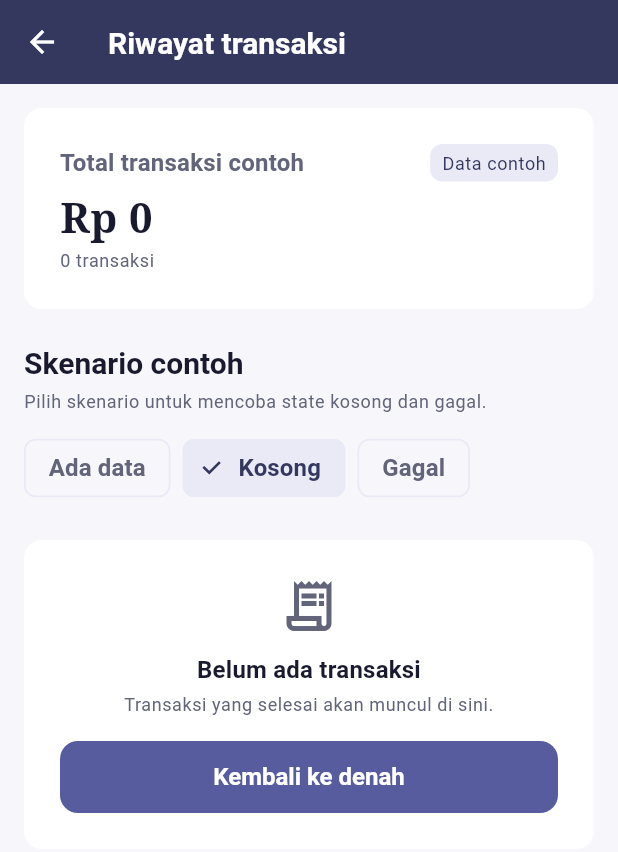
After one commit to ZeaLIsHere/ryangunshop, a Flutter app: the ReportsScreen screen opened by its route, after a tap on "Kosong", on a phone screen of 412 x 824 dp. The commit adds this screen. Shown: the top 852 px of the screen. Run offline on Flutter 3.47's test engine with Material 3 defaults, Android fonts, the phone set to English and light mode, and no system bars.

Commit message:
Tambah layar riwayat dan laporan transaksi
Menyediakan state memuat, kosong, dan gagal yang dapat dicoba.

```diff
--- a/mobile/lib/app/routing/app_router.dart
+++ b/mobile/lib/app/routing/app_router.dart
@@ -4,6 +4,7 @@ import '../../core/theme/app_colors.dart';
 import '../../core/theme/app_spacing.dart';
 import '../../core/widgets/primary_action.dart';
 import '../../features/onboarding/view/onboarding_screen.dart';
+import '../../features/reports/view/reports_screen.dart';
 import '../shell/app_shell.dart';
 import '../splash/splash_screen.dart';
 
@@ -21,6 +22,9 @@ abstract final class AppRoutes {
 
   /// Kerangka utama berisi navigasi bawah.
   static const String shell = '/utama';
+
+  /// Riwayat dan laporan transaksi.
+  static const String reports = '/riwayat';
 }
 
 /// Pembuat rute aplikasi.
@@ -37,6 +41,8 @@ abstract final class AppRouter {
         return const OnboardingScreen();
       case AppRoutes.shell:
         return const AppShell();
+      case AppRoutes.reports:
+        return const ReportsScreen();
       default:
         return _UnknownRouteView(routeName: name);
     }
--- a/mobile/lib/app/shell/app_shell.dart
+++ b/mobile/lib/app/shell/app_shell.dart
@@ -5,6 +5,7 @@ import '../../core/widgets/ryan_app_logo.dart';
 import '../../features/dashboard/model/dashboard_shortcut.dart';
 import '../../features/dashboard/view/dashboard_screen.dart';
 import '../../features/settings/view/settings_screen.dart';
+import '../routing/app_router.dart';
 import 'shell_destination.dart';
 import 'shell_placeholder_view.dart';
 
@@ -27,17 +28,15 @@ class _AppShellState extends State<AppShell> {
   }
 
   void _selectShortcut(DashboardShortcut shortcut) {
-    _selectDestination(_destinationFor(shortcut).index);
-  }
-
-  ShellDestination _destinationFor(DashboardShortcut shortcut) {
     switch (shortcut) {
+      case DashboardShortcut.reports:
+        Navigator.of(context).pushNamed(AppRoutes.reports);
       case DashboardShortcut.catalog:
-        return ShellDestination.catalog;
+        _selectDestination(ShellDestination.catalog.index);
       case DashboardShortcut.cashier:
-        return ShellDestination.cashier;
+        _selectDestination(ShellDestination.cashier.index);
       case DashboardShortcut.settings:
-        return ShellDestination.settings;
+        _selectDestination(ShellDestination.settings.index);
     }
   }
 
--- a/mobile/lib/features/dashboard/model/dashboard_shortcut.dart
+++ b/mobile/lib/features/dashboard/model/dashboard_shortcut.dart
@@ -15,6 +15,11 @@ enum DashboardShortcut {
     description: 'Periksa barang lalu bayar',
     icon: Icons.point_of_sale_outlined,
   ),
+  reports(
+    label: 'Riwayat transaksi',
+    description: 'Lihat transaksi yang sudah selesai',
+    icon: Icons.receipt_long_outlined,
+  ),
   settings(
     label: 'Pengaturan',
     description: 'Peran pengguna dan info warung',
--- /dev/null
+++ b/mobile/lib/features/reports/model/report_payment_method.dart
@@ -0,0 +1,11 @@
+/// Metode pembayaran pada riwayat contoh.
+///
+/// Digantikan model bersama milik fitur pembayaran setelah fitur itu tersedia.
+enum ReportPaymentMethod {
+  cash(label: 'Tunai'),
+  qris(label: 'QRIS');
+
+  const ReportPaymentMethod({required this.label});
+
+  final String label;
+}
--- /dev/null
+++ b/mobile/lib/features/reports/model/report_scenario.dart
@@ -0,0 +1,12 @@
+/// Skenario contoh pada layar riwayat.
+///
+/// Dipakai agar state kosong dan state gagal dapat dicoba tanpa layanan nyata.
+enum ReportScenario {
+  withData(label: 'Ada data'),
+  empty(label: 'Kosong'),
+  failure(label: 'Gagal');
+
+  const ReportScenario({required this.label});
+
+  final String label;
+}
--- /dev/null
+++ b/mobile/lib/features/reports/model/transaction_record.dart
@@ -0,0 +1,25 @@
+import 'report_payment_method.dart';
+
+/// Satu transaksi pada riwayat dan laporan.
+class TransactionRecord {
+  const TransactionRecord({
+    required this.id,
+    required this.timeLabel,
+    required this.itemCount,
+    required this.total,
+    required this.paymentMethod,
+  });
+
+  final String id;
+
+  /// Label waktu untuk ditampilkan; diganti waktu transaksi sebenarnya saat
+  /// lapisan data tersedia.
+  final String timeLabel;
+
+  final int itemCount;
+
+  /// Total dalam rupiah bulat.
+  final int total;
+
+  final ReportPaymentMethod paymentMethod;
+}
--- /dev/null
+++ b/mobile/lib/features/reports/sample/reports_sample.dart
@@ -0,0 +1,49 @@
+import '../model/report_payment_method.dart';
+import '../model/transaction_record.dart';
+
+/// Riwayat transaksi contoh beserta teks layarnya.
+abstract final class ReportsSample {
+  static const String summaryTitle = 'Total transaksi contoh';
+  static const String scenarioTitle = 'Skenario contoh';
+  static const String scenarioNote =
+      'Pilih skenario untuk mencoba state kosong dan gagal.';
+
+  static const String loadingLabel = 'Memuat riwayat contoh';
+  static const String emptyTitle = 'Belum ada transaksi';
+  static const String emptyDescription =
+      'Transaksi yang selesai akan muncul di sini.';
+  static const String errorTitle = 'Riwayat contoh gagal dimuat';
+  static const String errorDescription =
+      'Ini skenario contoh, bukan kegagalan layanan nyata.';
+
+  static const List<TransactionRecord> records = <TransactionRecord>[
+    TransactionRecord(
+      id: 'TRX-0001',
+      timeLabel: '09.14',
+      itemCount: 3,
+      total: 27500,
+      paymentMethod: ReportPaymentMethod.cash,
+    ),
+    TransactionRecord(
+      id: 'TRX-0002',
+      timeLabel: '10.02',
+      itemCount: 1,
+      total: 6000,
+      paymentMethod: ReportPaymentMethod.qris,
+    ),
+    TransactionRecord(
+      id: 'TRX-0003',
+      timeLabel: '11.48',
+      itemCount: 5,
+      total: 123000,
+      paymentMethod: ReportPaymentMethod.qris,
+    ),
+    TransactionRecord(
+      id: 'TRX-0004',
+      timeLabel: '13.20',
+      itemCount: 2,
+      total: 18500,
+      paymentMethod: ReportPaymentMethod.cash,
+    ),
+  ];
+}
--- /dev/null
+++ b/mobile/lib/features/reports/view/reports_screen.dart
@@ -0,0 +1,268 @@
+import 'package:flutter/material.dart';
+
+import '../../../core/format/rupiah.dart';
+import '../../../core/theme/app_colors.dart';
+import '../../../core/theme/app_spacing.dart';
+import '../../../core/theme/app_typography.dart';
+import '../../../core/widgets/app_card.dart';
+import '../../../core/widgets/brand_spinner.dart';
+import '../../../core/widgets/primary_action.dart';
+import '../../../core/widgets/sample_badge.dart';
+import '../model/report_scenario.dart';
+import '../model/transaction_record.dart';
+import '../sample/reports_sample.dart';
+import '../view_model/reports_view_model.dart';
+
+/// Layar riwayat dan laporan transaksi.
+///
+/// Memakai data contoh, tetapi menyediakan state memuat, kosong, dan gagal yang
+/// benar-benar dapat dicoba lewat pemilih skenario.
+class ReportsScreen extends StatefulWidget {
+  const ReportsScreen({super.key});
+
+  @override
+  State<ReportsScreen> createState() => _ReportsScreenState();
+}
+
+class _ReportsScreenState extends State<ReportsScreen> {
+  final ReportsViewModel _viewModel = ReportsViewModel();
+
+  @override
+  void initState() {
+    super.initState();
+    _viewModel.load();
+  }
+
+  @override
+  void dispose() {
+    _viewModel.dispose();
+    super.dispose();
+  }
+
+  @override
+  Widget build(BuildContext context) {
+    return Scaffold(
+      appBar: AppBar(title: const Text('Riwayat transaksi')),
+      body: SafeArea(
+        child: ListenableBuilder(
+          listenable: _viewModel,
+          builder: (context, _) => SingleChildScrollView(
+            padding: const EdgeInsets.all(AppSpacing.screen),
+            child: Column(
+              crossAxisAlignment: CrossAxisAlignment.stretch,
+              children: [
+                _SummaryCard(
+                  total: _viewModel.totalAmount,
+                  transactionCount: _viewModel.records.length,
+                ),
+                const SizedBox(height: AppSpacing.lg),
+                _ScenarioSelector(
+                  selected: _viewModel.scenario,
+                  onSelected: (scenario) => _viewModel.load(scenario: scenario),
+                ),
+                const SizedBox(height: AppSpacing.lg),
+                _buildBody(context),
+              ],
+            ),
+          ),
+        ),
+      ),
+    );
+  }
+
+  Widget _buildBody(BuildContext context) {
+    switch (_viewModel.status) {
+      case ReportsStatus.loading:
+        return const Padding(
+          padding: EdgeInsets.symmetric(vertical: AppSpacing.xl),
+          child: BrandSpinner(label: ReportsSample.loadingLabel),
+        );
+      case ReportsStatus.failure:
+        return _MessageState(
+          icon: Icons.error_outline,
+          color: AppColors.error,
+          title: ReportsSample.errorTitle,
+          description: ReportsSample.errorDescription,
+          actionLabel: 'Coba lagi',
+          onAction: () => _viewModel.load(),
+        );
+      case ReportsStatus.ready:
+        if (!_viewModel.hasRecords) {
+          return _MessageState(
+            icon: Icons.receipt_long_outlined,
+            color: AppColors.muted,
+            title: ReportsSample.emptyTitle,
+            description: ReportsSample.emptyDescription,
+            actionLabel: 'Kembali ke denah',
+            onAction: () => Navigator.of(context).maybePop(),
+          );
+        }
+        return Column(
+          crossAxisAlignment: CrossAxisAlignment.stretch,
+          children: [
+            for (final record in _viewModel.records) ...[
+              _RecordCard(record: record),
+              const SizedBox(height: AppSpacing.sm),
+            ],
+          ],
+        );
+    }
+  }
+}
+
+class _SummaryCard extends StatelessWidget {
+  const _SummaryCard({required this.total, required this.transactionCount});
+
+  final int total;
+  final int transactionCount;
+
+  @override
+  Widget build(BuildContext context) {
+    final theme = Theme.of(context);
+    return AppCard(
+      padding: const EdgeInsets.all(AppSpacing.lg),
+      child: Column(
+        crossAxisAlignment: CrossAxisAlignment.start,
+        children: [
+          Row(
+            children: [
+              Expanded(
+                child: Text(
+                  ReportsSample.summaryTitle,
+                  style: theme.textTheme.titleMedium?.copyWith(
+                    color: theme.colorScheme.onSurfaceVariant,
+                  ),
+                ),
+              ),
+              const SampleBadge(),
+            ],
+          ),
+          const SizedBox(height: AppSpacing.xs),
+          Text(
+            formatRupiah(total),
+            style: AppTypography.total(color: AppColors.ink),
+          ),
+          const SizedBox(height: AppSpacing.xxs),
+          Text('$transactionCount transaksi', style: theme.textTheme.bodySmall),
+        ],
+      ),
+    );
+  }
+}
+
+/// Pemilih skenario contoh agar setiap state dapat dicoba.
+class _ScenarioSelector extends StatelessWidget {
+  const _ScenarioSelector({required this.selected, required this.onSelected});
+
+  final ReportScenario selected;
+  final ValueChanged<ReportScenario> onSelected;
+
+  @override
+  Widget build(BuildContext context) {
+    final theme = Theme.of(context);
+    return Column(
+      crossAxisAlignment: CrossAxisAlignment.start,
+      children: [
+        Text(ReportsSample.scenarioTitle, style: theme.textTheme.headlineSmall),
+        const SizedBox(height: AppSpacing.xxs),
+        Text(ReportsSample.scenarioNote, style: theme.textTheme.bodySmall),
+        const SizedBox(height: AppSpacing.sm),
+        Wrap(
+          spacing: AppSpacing.xs,
+          children: [
+            for (final scenario in ReportScenario.values)
+              ChoiceChip(
+                label: Text(scenario.label),
+                selected: scenario == selected,
+                onSelected: (_) => onSelected(scenario),
+              ),
+          ],
+        ),
+      ],
+    );
+  }
+}
+
+class _RecordCard extends StatelessWidget {
+  const _RecordCard({required this.record});
+
+  final TransactionRecord record;
+
+  @override
+  Widget build(BuildContext context) {
+    final theme = Theme.of(context);
+    return AppCard(
+      semanticLabel:
+          'Transaksi ${record.id}, ${formatRupiah(record.total)}, '
+          '${record.paymentMethod.label}',
+      child: Row(
+        children: [
+          Expanded(
+            child: Column(
+              crossAxisAlignment: CrossAxisAlignment.start,
+              children: [
+                Text(
+                  '${record.timeLabel} · ${record.itemCount} barang',
+                  style: theme.textTheme.titleMedium,
+                ),
+                const SizedBox(height: AppSpacing.xxs),
+                Text(
+                  '${record.id} · ${record.paymentMethod.label}',
+                  style: theme.textTheme.bodySmall,
+                ),
+              ],
+            ),
+          ),
+          const SizedBox(width: AppSpacing.sm),
+          Text(formatRupiah(record.total), style: theme.textTheme.labelLarge),
+        ],
+      ),
+    );
+  }
+}
+
+/// State pesan dengan tindakan lanjutan.
+class _MessageState extends StatelessWidget {
+  const _MessageState({
+    required this.icon,
+    required this.color,
+    required this.title,
+    required this.description,
+    required this.actionLabel,
+    required this.onAction,
+  });
+
+  final IconData icon;
+  final Color color;
+  final String title;
+  final String description;
+  final String actionLabel;
+  final VoidCallback onAction;
+
+  @override
+  Widget build(BuildContext context) {
+    final theme = Theme.of(context);
+    return AppCard(
+      padding: const EdgeInsets.all(AppSpacing.lg),
+      child: Column(
+        children: [
+          Icon(icon, size: 40, color: color),
+          const SizedBox(height: AppSpacing.sm),
+          Text(
+            title,
+            textAlign: TextAlign.center,
+            style: theme.textTheme.titleMedium,
+          ),
+          const SizedBox(height: AppSpacing.xxs),
+          Text(
+            description,
+            textAlign: TextAlign.center,
+            style: theme.textTheme.bodySmall,
+          ),
+          const SizedBox(height: AppSpacing.md),
+          PrimaryAction(label: actionLabel, onPressed: onAction),
+        ],
+      ),
+    );
+  }
+}
--- /dev/null
+++ b/mobile/lib/features/reports/view_model/reports_view_model.dart
@@ -0,0 +1,65 @@
+import 'package:flutter/foundation.dart';
+
+import '../model/report_scenario.dart';
+import '../model/transaction_record.dart';
+import '../sample/reports_sample.dart';
+
+/// Status pemuatan riwayat.
+enum ReportsStatus { loading, ready, failure }
+
+/// Keadaan layar riwayat dan laporan transaksi.
+class ReportsViewModel extends ChangeNotifier {
+  ReportsViewModel({this.loadDelay = const Duration(milliseconds: 350)});
+
+  /// Jeda tiruan agar state memuat terlihat dan dapat dicoba. Saat lapisan data
+  /// tersedia, jeda ini diganti pemanggilan sumber data.
+  final Duration loadDelay;
+
+  ReportScenario _scenario = ReportScenario.withData;
+  ReportsStatus _status = ReportsStatus.loading;
+  List<TransactionRecord> _records = const <TransactionRecord>[];
+  bool _disposed = false;
+
+  ReportScenario get scenario => _scenario;
+
+  ReportsStatus get status => _status;
+
+  List<TransactionRecord> get records => _records;
+
+  bool get hasRecords => _records.isNotEmpty;
+
+  int get totalAmount =>
+      _records.fold(0, (total, record) => total + record.total);
+
+  /// Memuat ulang riwayat, atau mengganti skenario contoh bila dioper.
+  Future<void> load({ReportScenario? scenario}) async {
+    _scenario = scenario ?? _scenario;
+    _status = ReportsStatus.loading;
+    _records = const <TransactionRecord>[];
+    notifyListeners();
+
+    await Future<void>.delayed(loadDelay);
+    if (_disposed) {
+      return;
+    }
+
+    switch (_scenario) {
+      case ReportScenario.withData:
+        _records = ReportsSample.records;
+        _status = ReportsStatus.ready;
+      case ReportScenario.empty:
+        _records = const <TransactionRecord>[];
+        _status = ReportsStatus.ready;
+      case ReportScenario.failure:
+        _records = const <TransactionRecord>[];
+        _status = ReportsStatus.failure;
+    }
+    notifyListeners();
+  }
+
+  @override
+  void dispose() {
+    _disposed = true;
+    super.dispose();
+  }
+}
```
Also changed, not shown: 1 other file.
